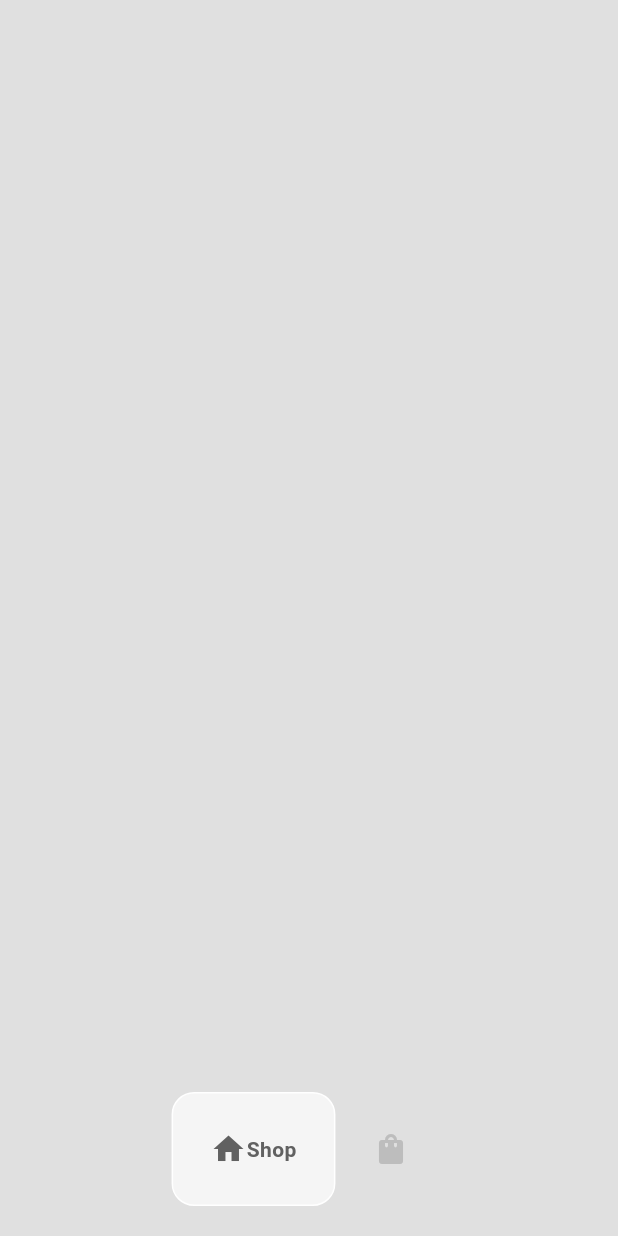
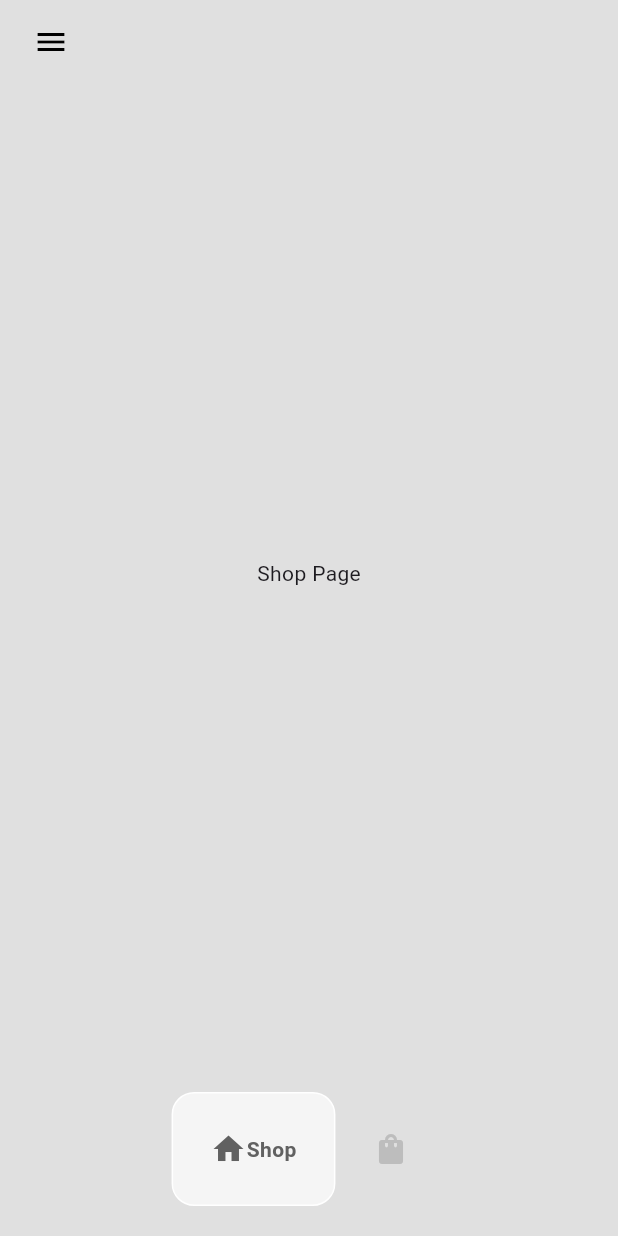
Before and after one commit to divyanshu1810/e_commerce_flutter, a Flutter app: the HomePage screen opened directly, on a phone screen of 412 x 824 dp. Run offline on Flutter 3.47's test engine with Material 3 defaults, Android fonts, the phone set to English and light mode, and no system bars; drawn by our look-alikes of google_nav_bar.

```diff
--- a/lib/pages/cart_page.dart
+++ b/lib/pages/cart_page.dart
@@ -10,6 +10,8 @@ class CartPage extends StatefulWidget {
 class _CartPageState extends State<CartPage> {
   @override
   Widget build(BuildContext context) {
-    return const Placeholder();
+    return const Center(
+      child: Text('Cart Page'),
+    );
   }
 }
--- a/lib/pages/home_page.dart
+++ b/lib/pages/home_page.dart
@@ -2,6 +2,7 @@ import 'package:e_commerce/components/bottom_nav_bar.dart';
 import 'package:e_commerce/pages/cart_page.dart';
 import 'package:e_commerce/pages/shop_page.dart';
 import 'package:flutter/material.dart';
+import 'package:flutter/widgets.dart';
 
 class HomePage extends StatefulWidget {
   const HomePage({super.key});
@@ -31,6 +32,61 @@ class _HomePageState extends State<HomePage> {
       bottomNavigationBar: MyBottomNavbar(
         onTabChange: (index) => navigateBottomBar(index),
       ),
+      appBar: AppBar(
+        backgroundColor: Colors.transparent,
+        elevation: 0,
+        leading: Builder(builder: (context) {
+          return IconButton(
+            icon: const Padding(
+              padding: EdgeInsets.only(left: 12),
+              child: Icon(Icons.menu, color: Colors.black),
+            ),
+            onPressed: () {
+              Scaffold.of(context).openDrawer();
+            },
+          );
+        }),
+      ),
+      drawer: Drawer(
+        backgroundColor: Colors.grey[900],
+        child: Column(
+          mainAxisAlignment: MainAxisAlignment.spaceBetween,
+          children: [
+            Column(
+              children: [
+                DrawerHeader(
+                  child: Image.asset(
+                    'lib/images/nike.png',
+                    color: Colors.white,
+                  ),
+                ),
+                const Padding(
+                  padding: EdgeInsets.only(left: 25),
+                  child: ListTile(
+                    leading: Icon(Icons.home, color: Colors.white),
+                    title: Text('Home', style: TextStyle(color: Colors.white)),
+                  ),
+                ),
+                const Padding(
+                  padding: EdgeInsets.only(left: 25),
+                  child: ListTile(
+                    leading: Icon(Icons.info, color: Colors.white),
+                    title: Text('About', style: TextStyle(color: Colors.white)),
+                  ),
+                ),
+              ],
+            ),
+            const Padding(
+              padding: EdgeInsets.only(left: 25, bottom: 25),
+              child: ListTile(
+                leading: Icon(Icons.logout, color: Colors.white),
+                title: Text('Logout', style: TextStyle(color: Colors.white)),
+              ),
+            ),
+          ],
+        ),
+      ),
+      body: _pages[_selectedIndex],
     );
   }
 }
--- a/lib/pages/shop_page.dart
+++ b/lib/pages/shop_page.dart
@@ -10,6 +10,8 @@ class ShopPage extends StatefulWidget {
 class _ShopPageState extends State<ShopPage> {
   @override
   Widget build(BuildContext context) {
-    return const Placeholder();
+    return const Center(
+      child: Text('Shop Page'),
+    );
   }
 }
```
